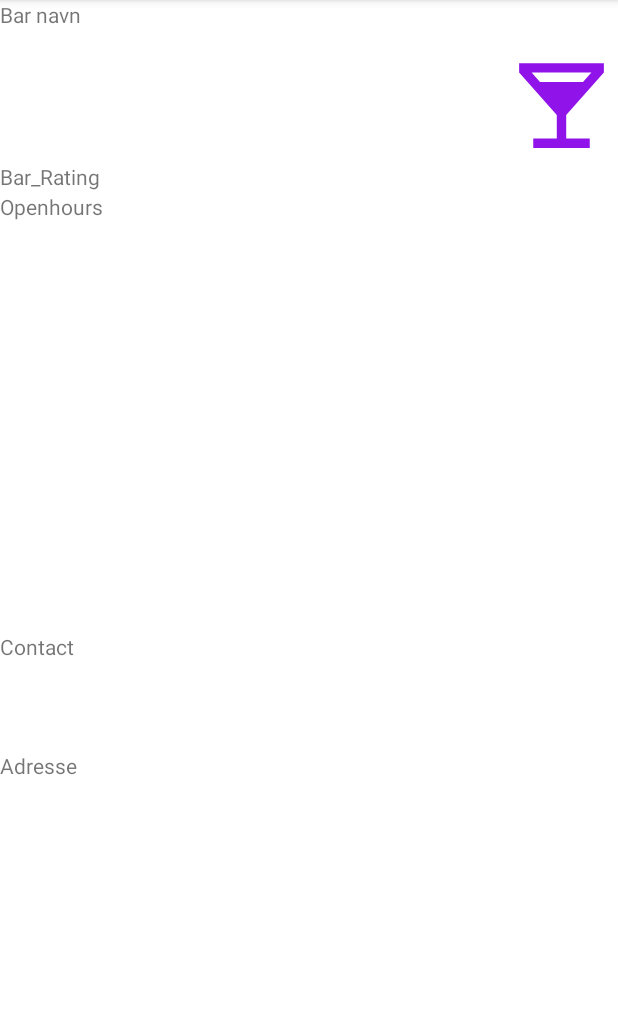
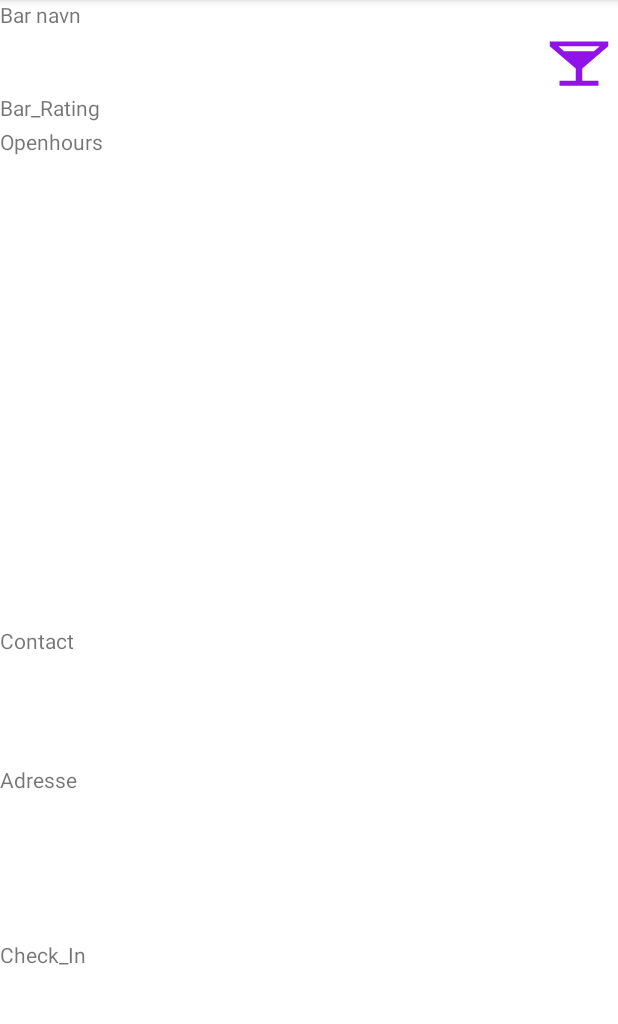
Before and after one commit to martinsekd/JustDrink4, an Android app: the fragment DetailedViewFragment shown on its own in the app's theme, on a phone screen of 412 x 824 dp, the part 84-1108 px from its top. Run offline under Robolectric (Android 15) with nearby library versions, the phone set to English and light mode, and no system bars; our stand-ins replace Firebase (no records; nobody signed in at launch, a user with empty details on screens opened directly).

Commit message:
Added numCheckIn DetailedViewFragment

```diff
--- a/app/src/main/java/dk/au/mad21fall/appproject/justdrink/View/DetailedViewFragment.java
+++ b/app/src/main/java/dk/au/mad21fall/appproject/justdrink/View/DetailedViewFragment.java
@@ -48,7 +48,7 @@ public class DetailedViewFragment extends Fragment implements OnMarkerClickListe
     private TextView Bar_Contacts;
     private TextView Bar_Adresse;
     private TextView Bar_Rating;
-
+    private TextView Bar_CheckIn;
 
 
 
@@ -70,6 +70,7 @@ public class DetailedViewFragment extends Fragment implements OnMarkerClickListe
         Bar_Contacts = v.findViewById(R.id.Bar_Contacts);
         Bar_Adresse = v.findViewById(R.id.Bar_Adresse);
         Bar_Rating = v.findViewById(R.id.Bar_Rating);
+        Bar_CheckIn = v.findViewById(R.id.Bar_CheckIn);
 
 
 
@@ -81,6 +82,7 @@ public class DetailedViewFragment extends Fragment implements OnMarkerClickListe
                 Bar_Contacts.setText(mLocation.phoneNumer + "");
                 Bar_Adresse.setText(mLocation.address);
                 Bar_Rating.setText(mLocation.rating+"");
+                Bar_CheckIn.setText(mLocation.drinkItems+"");
 
                 List<Day> openhours = mLocation.openhours;
 
@@ -133,6 +135,8 @@ public class DetailedViewFragment extends Fragment implements OnMarkerClickListe
         mLocation.phoneNumer = Integer.parseInt(Numberstr);
         String Ratingstr = Bar_Rating.getText().toString();
         mLocation.rating = Double.parseDouble(Ratingstr);
+        String CheckInstr = Bar_CheckIn.getText().toString();
+        mLocation.numChekIns = Integer.parseInt(CheckInstr);
         List<Day> openhours = mLocation.openhours;
         //Switch case for business days
         int Day = 7;
--- a/app/src/main/res/layout/detailed_view_fragment.xml
+++ b/app/src/main/res/layout/detailed_view_fragment.xml
@@ -3,7 +3,7 @@
     xmlns:app="http://schemas.android.com/apk/res-auto"
     xmlns:tools="http://schemas.android.com/tools"
     android:layout_width="match_parent"
-    android:layout_height="600dp"
+    android:layout_height="650dp"
     tools:context=".ui.main.DetailedViewFragment">
 
 
@@ -16,17 +16,17 @@
         <TextView
             android:id="@+id/Bar_Name"
             android:layout_width="match_parent"
-            android:layout_height="32dp"
+            android:layout_height="wrap_content"
             android:layout_gravity="center"
             android:layout_weight="0.2"
             android:text="Bar navn" />
 
         <ImageView
             android:id="@+id/Image_Bar"
-            android:layout_width="75dp"
-            android:layout_height="75dp"
+            android:layout_width="52dp"
+            android:layout_height="wrap_content"
             android:layout_gravity="right"
-            android:layout_weight="0."
+            android:layout_weight="1"
             android:background="@drawable/ic_baseline_local_bar_24" />
 
         <TextView
@@ -38,8 +38,8 @@
 
         <TextView
             android:id="@+id/Bar_OpenHours"
-            android:layout_width="270dp"
-            android:layout_height="287dp"
+            android:layout_width="match_parent"
+            android:layout_height="313dp"
             android:layout_weight="1"
             android:text="Openhours" />
 
@@ -53,10 +53,17 @@
         <TextView
             android:id="@+id/Bar_Adresse"
             android:layout_width="match_parent"
-            android:layout_height="65dp"
+            android:layout_height="wrap_content"
             android:layout_gravity="center_vertical"
             android:layout_weight="5"
             android:text="Adresse" />
+
+        <TextView
+            android:id="@+id/Bar_CheckIn"
+            android:layout_width="match_parent"
+            android:layout_height="wrap_content"
+            android:layout_weight="0.2"
+            android:text="Check_In" />
 
     </LinearLayout>
 
```
